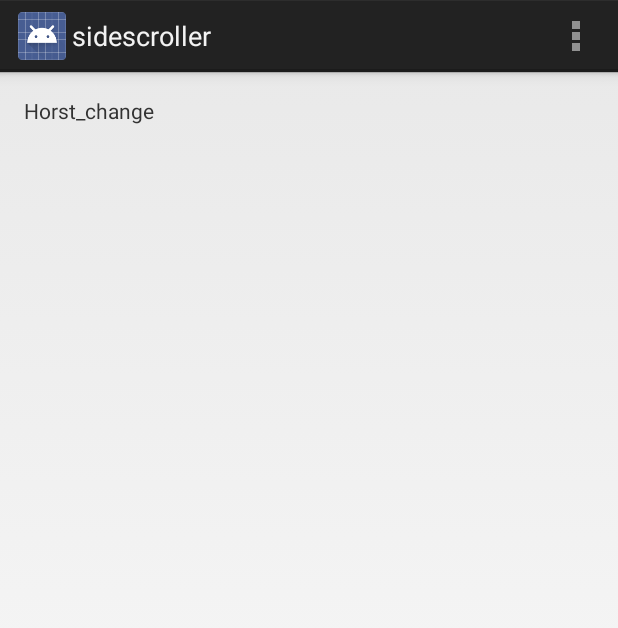
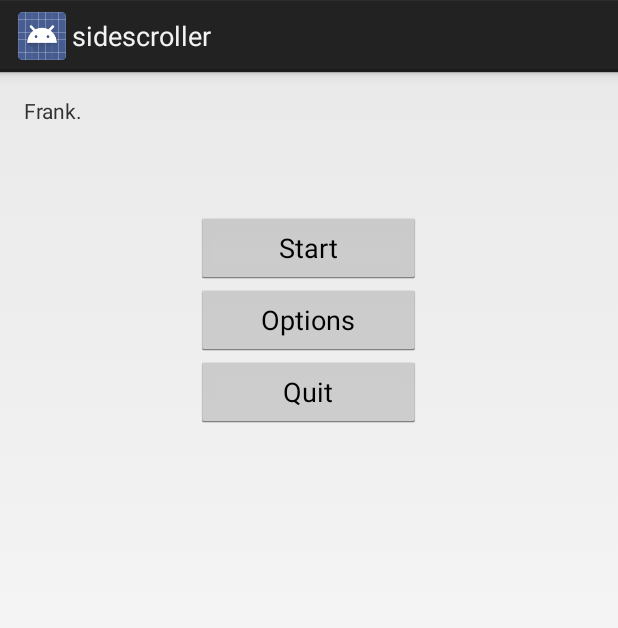
Before and after one commit to davidnadeau/android-sidescroller, an Android app: the screen it shows after launch (MainActivity), on a phone screen of 412 x 824 dp. Shown: the top 628 px of the screen. Run offline under Robolectric (Android 15) with nearby library versions, the phone set to English and light mode, and no system bars.

Commit message:
new xml files for new fragment layouts

```diff
--- a/sidescroller/sidescroller/src/main/AndroidManifest.xml
+++ b/sidescroller/sidescroller/src/main/AndroidManifest.xml
@@ -5,7 +5,7 @@
     android:versionName="1.0" >
 
     <uses-sdk
-        android:minSdkVersion="8"
+        android:minSdkVersion="11"
         android:targetSdkVersion="18" />
 
     <application
--- a/sidescroller/sidescroller/src/main/java/com/example/sidescroller/MainActivity.java
+++ b/sidescroller/sidescroller/src/main/java/com/example/sidescroller/MainActivity.java
@@ -1,8 +1,12 @@
 package com.example.sidescroller;
 
+import android.app.FragmentManager;
+import android.app.FragmentTransaction;
 import android.os.Bundle;
 import android.app.Activity;
 import android.view.Menu;
+import android.view.View;
+import android.widget.Button;
 
 public class MainActivity extends Activity {
 
@@ -10,14 +14,25 @@ public class MainActivity extends Activity {
     protected void onCreate(Bundle savedInstanceState) {
         super.onCreate(savedInstanceState);
         setContentView(R.layout.activity_main);
-    }
 
-
-    @Override
-    public boolean onCreateOptionsMenu(Menu menu) {
-        // Inflate the menu; this adds items to the action bar if it is present.
-        getMenuInflater().inflate(R.menu.main, menu);
-        return true;
+        Button button0 = (Button) findViewById(R.id.start);//New button for start
+        button0.setOnClickListener(new View.OnClickListener() { //Set On Click Listener
+            public void onClick(View v) {
+                setContentView(R.layout.start_fragment);
+            }
+        });
+        Button button1 = (Button) findViewById(R.id.options);//New button for options
+        button1.setOnClickListener(new View.OnClickListener() { //Set On Click Listener
+            public void onClick(View v) {
+                setContentView(R.layout.options_fragment);
+            }
+        });
+        Button button2 = (Button) findViewById(R.id.quit);//New button for quit
+        button2.setOnClickListener(new View.OnClickListener() { //Set On Click Listener
+            public void onClick(View v) {
+                finish();
+            }
+        });
     }
 
 }
--- a/sidescroller/sidescroller/src/main/res/layout/activity_main.xml
+++ b/sidescroller/sidescroller/src/main/res/layout/activity_main.xml
@@ -11,6 +11,34 @@
     <TextView
         android:layout_width="wrap_content"
         android:layout_height="wrap_content"
-        android:text="@string/hello_world" />
+        android:text="@string/game_name"
+        android:id="@+id/textView2" />
+
+    <Button
+        android:layout_width="150dp"
+        android:layout_height="wrap_content"
+        android:text="Start"
+        android:id="@+id/start"
+        android:layout_below="@+id/textView2"
+        android:layout_centerHorizontal="true"
+        android:layout_marginTop="58dp" />
+
+    <Button
+        android:layout_width="wrap_content"
+        android:layout_height="wrap_content"
+        android:text="Options"
+        android:id="@+id/options"
+        android:layout_below="@+id/start"
+        android:layout_alignLeft="@+id/start"
+        android:layout_alignRight="@+id/start" />
+
+    <Button
+        android:layout_width="wrap_content"
+        android:layout_height="wrap_content"
+        android:text="Quit"
+        android:id="@+id/quit"
+        android:layout_below="@+id/options"
+        android:layout_alignRight="@+id/options"
+        android:layout_alignLeft="@+id/options" />
 
 </RelativeLayout>
--- a/sidescroller/sidescroller/src/main/res/values/strings.xml
+++ b/sidescroller/sidescroller/src/main/res/values/strings.xml
@@ -3,7 +3,7 @@
 
     <string name="app_name">sidescroller</string>
     <string name="action_settings">Settings</string>
-    <string name="hello_world">Horst_change</string>
+    <string name="game_name">Frank.</string>
 
 
 </resources>
```
Also changed, not shown: sidescroller/sidescroller/src/main/java/com/example/sidescroller/StartScreenFragment.java (added, +20 -0 lines), sidescroller/sidescroller/src/main/res/layout/options_fragment.xml (added, +56 -0 lines), sidescroller/sidescroller/src/main/res/layout/start_fragment.xml (added, +42 -0 lines).
